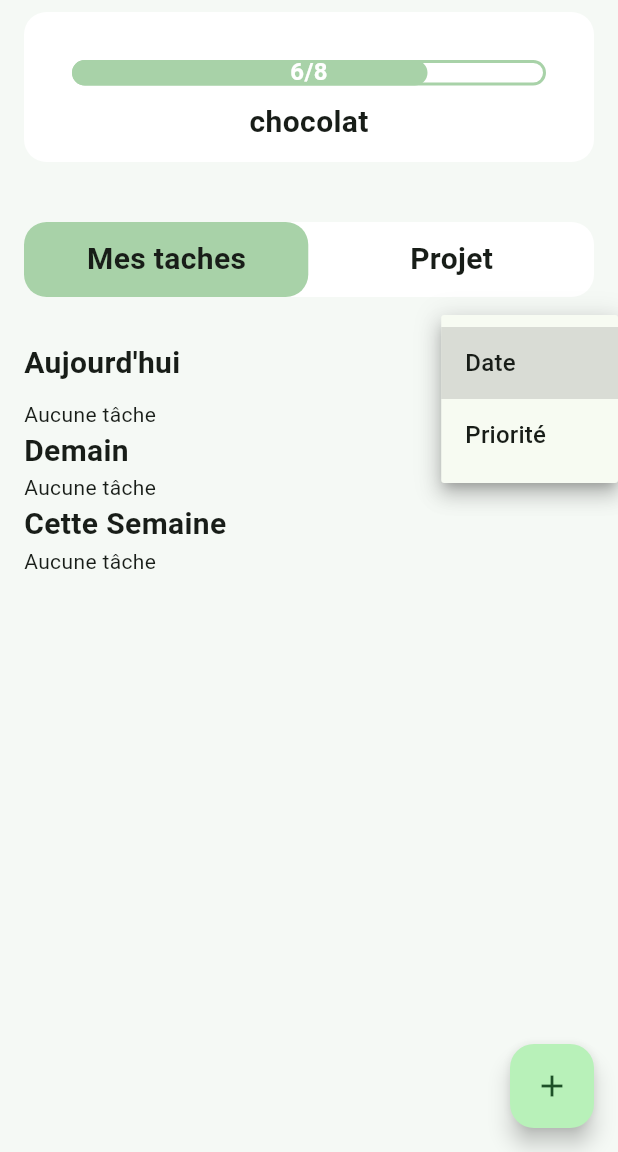
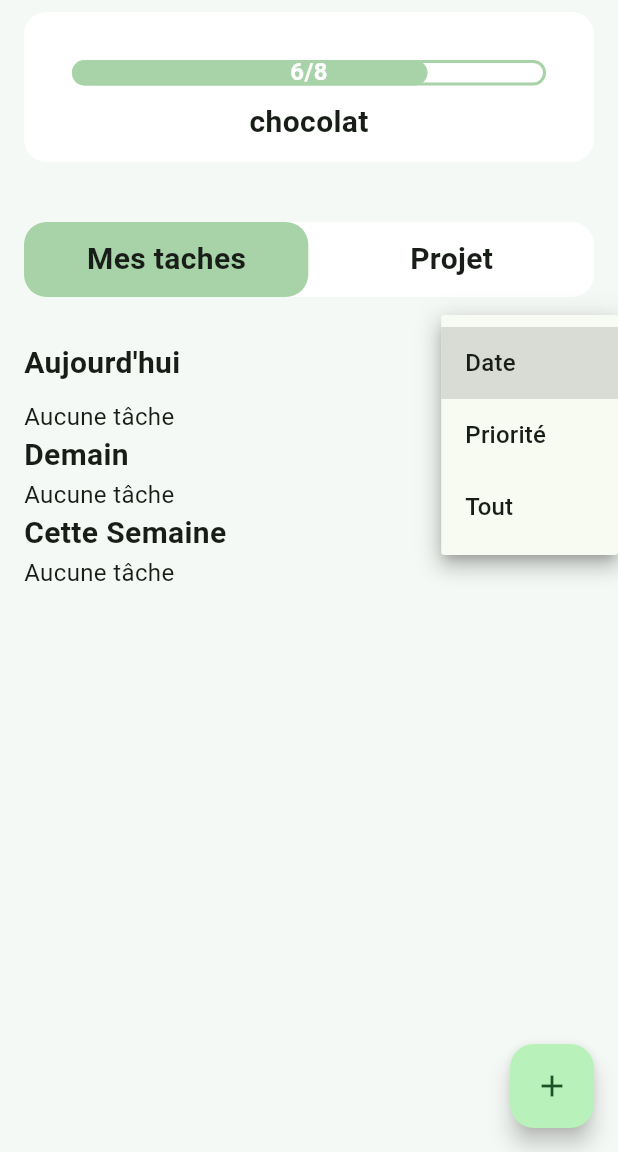
Before and after one commit to ThomasGillet75/rewardly, a Flutter app: the HomePageScreen screen opened by its route, after a tap on "Mes taches", after a tap on "Projet", after a tap on "Date", on a phone screen of 412 x 824 dp, the part 84-1236 px from its top. Run offline on Flutter 3.47's test engine with Material 3 defaults, Android fonts, the phone set to English and light mode, and no system bars; our stand-ins replace bloc, cloud_firestore, equatable, firebase_auth, firebase_core, flutter_bloc; accounts and stored records are empty.

Commit message:
filtre group fix details et ajout filtre tout

```diff
--- a/lib/Application/presentation/screen/home-page-screen.dart
+++ b/lib/Application/presentation/screen/home-page-screen.dart
@@ -26,8 +26,6 @@ class HomePageScreen extends StatefulWidget {
 
 class _HomePageState extends State<HomePageScreen> with RouteAware  {
 
-  // Show the task details
-  // task: the task details to show
   void _showTaskDetails(Task task) {
     showModalBottomSheet(
       context: context,
@@ -38,6 +36,8 @@ class _HomePageState extends State<HomePageScreen> with RouteAware  {
       builder: (context) => TaskDetailsWidget(task: task),
     );
   }
+
+
 
   @override
   void initState() {
--- a/lib/Application/presentation/screen/project_page_screen.dart
+++ b/lib/Application/presentation/screen/project_page_screen.dart
@@ -51,6 +51,7 @@ class _ProjectPageScreenState extends State<ProjectPageScreen> {
               return ContainerFilteringTaskWidget(
                 tasks: state.tasks,
                 onTaskSelected: _showTaskDetails,
+                selectedFilter: "Tout",
               );
             },
           ),
--- a/lib/Application/presentation/widget/container_filtering_task_widget.dart
+++ b/lib/Application/presentation/widget/container_filtering_task_widget.dart
@@ -1,14 +1,14 @@
 import 'package:flutter/material.dart';
 import 'package:rewardly/Application/presentation/widget/filtering_widget.dart';
 import 'package:rewardly/Application/presentation/widget/task_card_widget.dart';
+import 'package:rewardly/Core/utils/task_utils.dart';
 import 'package:rewardly/Data/models/task_entity.dart';
-import 'package:rewardly/Core/task_priority_enum.dart';
-import 'package:rewardly/Core/utils/date_utils.dart';
 
 class ContainerFilteringTaskWidget extends StatefulWidget {
   const ContainerFilteringTaskWidget(
-      {super.key, required this.tasks, required this.onTaskSelected});
+      {super.key, required this.tasks, required this.onTaskSelected, this.selectedFilter = "Date"});
 
+  final String selectedFilter;
   final List<Task> tasks;
   final Function(Task) onTaskSelected;
 
@@ -19,24 +19,28 @@ class ContainerFilteringTaskWidget extends StatefulWidget {
 
 class _ContainerFilteringTaskWidgetState
     extends State<ContainerFilteringTaskWidget> {
-  String _selectedFilter = "Date";
+  late String _selectedFilter;
   final Map<String, List<String>> _filterLabels = {
     "Date": ["Aujourd'hui", "Demain", "Cette Semaine"],
     "Priorité": ["Haute", "Moyenne", "Basse"],
+    "Tout": [""]
   };
-
   List<String> get _values => _filterLabels[_selectedFilter] ?? ["Inconnu"];
 
   @override
+  void initState() {
+    super.initState();
+    _selectedFilter = widget.selectedFilter;
+  }
+
+  @override
   Widget build(BuildContext context) {
-    const textStyle = TextStyle(fontWeight: FontWeight.bold, fontSize: 20);
-
     return Column(
       crossAxisAlignment: CrossAxisAlignment.start,
       children: [
         Row(
           children: [
-            Expanded(child: Text(_values[0], style: textStyle)),
+            Expanded(child: Text( _filterLabels[_selectedFilter]?.first ?? "", style: const TextStyle(fontWeight: FontWeight.bold, fontSize: 20))),
             FilteringWidget(
               onValueChanged: _updateFiltering,
               initialValue: _selectedFilter,
@@ -44,11 +48,26 @@ class _ContainerFilteringTaskWidgetState
             ),
           ],
         ),
-        _buildTaskList(_values[0]),
-        Text(_values[1], style: textStyle),
-        _buildTaskList(_values[1]),
-        Text(_values[2], style: textStyle),
-        _buildTaskList(_values[2]),
+        TaskListSection(
+          label: "",
+          tasks: _filterTasks(_values.first),
+          onTaskSelected: widget.onTaskSelected,
+        ),
+        ..._values.skip(1).map((label) {
+          return TaskListSection(
+            label: label,
+            tasks: _filterTasks(label),
+            onTaskSelected: widget.onTaskSelected,
+          );
+        }),
+        ...[
+          if (TaskUtils.filterByDone(widget.tasks).isNotEmpty)
+            TaskListSection(
+              label: "Finit",
+              tasks: TaskUtils.filterByDone(widget.tasks),
+              onTaskSelected: widget.onTaskSelected,
+            ),
+        ]
       ],
     );
   }
@@ -61,83 +80,64 @@ class _ContainerFilteringTaskWidgetState
     });
   }
 
-  // Build the task list
-  // @param label the label of the filter
-  // @return the widget to display
-  Widget _buildTaskList(String label) {
-    final filteredTasks = _filterTasks(label);
-
-    if (filteredTasks.isEmpty) {
-      return const Text("Aucune tâche");
-    }
-
-    return Column(
-      children: filteredTasks.map((task) {
-        return GestureDetector(
-          onTap: () => widget.onTaskSelected(task), // Appelle le callback
-          child: TaskCardWidget(task: task),
-        );
-      }).toList(),
-    );
-  }
-
   // Filter the task
   // @param label the label of the filter
   // @return the list of task filtered
   List<Task> _filterTasks(String label) {
-    List<Task> task = [];
     switch (_selectedFilter) {
       case "Date":
-        return taskFilteredByDate(label, task);
+        return  TaskUtils.filterByNotDone(TaskUtils.filterByDate(label, widget.tasks));
       case "Priorité":
-        return taskFilteredByPriority(label, task);
+        return TaskUtils.filterByNotDone(TaskUtils.filterByPriority(label, widget.tasks));
+      case "Tout":
+        return TaskUtils.filterByNotDone(widget.tasks);
+      default:
+        return [];
     }
-    return [];
-  }
-
-
-  // Filter the task by priority
-  // @param label the label of the filter
-  // @param task the list of task to filter
-  // @return the list of task filtered
-  List<Task> taskFilteredByPriority(String label, List<Task> task) {
-    if (label == "Haute") {
-      task = widget.tasks
-          .where((task) => task.priority == TaskPriority.high)
-          .toList();
-    } else if (label == "Moyenne") {
-      task = widget.tasks
-          .where((task) => task.priority == TaskPriority.medium)
-          .toList();
-    } else if (label == "Basse") {
-      task = widget.tasks
-          .where((task) => task.priority == TaskPriority.low)
-          .toList();
-    }
-    return task;
-  }
-
-  // Filter the task by date
-  // @param label the label of the filter
-  // @param task the list of task to filter
-  // @return the list of task filtered
-  List<Task> taskFilteredByDate(String label, List<Task> task) {
-    if (label == "Aujourd'hui") {
-      task = widget.tasks
-          .where((task) => DatesUtils.isSameDay(task.deadline!, DateTime.now()))
-          .toList();
-    } else if (label == "Demain") {
-      task = widget.tasks
-          .where((task) => DatesUtils.isTomorrow(task.deadline!, DateTime.now()))
-          .toList();
-    } else if (label == "Cette Semaine") {
-      task = widget.tasks
-          .where((task) =>
-      DatesUtils.isSameWeek(task.deadline!, DateTime.now()) &&
-          !DatesUtils.isTomorrow(task.deadline!, DateTime.now()) &&
-          !DatesUtils.isSameDay(task.deadline!, DateTime.now()))
-          .toList();
-    }
-    return task;
   }
 }
+
+class TaskListSection extends StatelessWidget {
+  const TaskListSection({
+    super.key,
+    required this.label,
+    required this.tasks,
+    required this.onTaskSelected,
+  });
+
+  final String label;
+  final List<Task> tasks;
+  final Function(Task) onTaskSelected;
+
+  @override
+  Widget build(BuildContext context) {
+    if (tasks.isEmpty && label != "") {
+      return Column(
+        crossAxisAlignment: CrossAxisAlignment.start,
+        children: [
+          Text(label, style: const TextStyle(fontWeight: FontWeight.bold, fontSize: 20)),
+          const Text("Aucune tâche", style: TextStyle(fontSize: 16)),
+        ],
+      );
+    }
+    else if (tasks.isEmpty) {
+      return const Text("Aucune tâche", style: TextStyle(fontSize: 16));
+    }
+    return Column(
+      crossAxisAlignment: CrossAxisAlignment.start,
+      children: [
+        if(label != "")
+          Text(label, style: const TextStyle(
+                fontWeight: FontWeight.bold, fontSize: 20)),
+        Column(
+          children: tasks.map((task) {
+            return GestureDetector(
+              onTap: () => onTaskSelected(task),
+              child: TaskCardWidget(task: task),
+            );
+          }).toList(),
+        ),
+      ],
+    );
+  }
+}
--- a/lib/Application/presentation/widget/filtering_widget.dart
+++ b/lib/Application/presentation/widget/filtering_widget.dart
@@ -1,16 +1,15 @@
 import 'package:flutter/material.dart';
 
 class FilteringWidget extends StatefulWidget {
-  final ValueChanged<String?> onValueChanged;
-  final String? initialValue;
-  final List<String> items;
-
   const FilteringWidget({
     super.key,
     required this.onValueChanged,
     this.initialValue,
     required this.items,
   });
+  final ValueChanged<String?> onValueChanged;
+  final String? initialValue;
+  final List<String> items;
 
   @override
   State<FilteringWidget> createState() => _FilteringWidgetState();
@@ -26,6 +25,12 @@ class _FilteringWidgetState extends State<FilteringWidget> {
       _selectedValue = newValue;
     });
     widget.onValueChanged(newValue);
+  }
+
+  @override
+  void initState() {
+    super.initState();
+    _selectedValue = widget.initialValue;
   }
 
   @override
--- a/lib/Application/presentation/widget/project_card_widget.dart
+++ b/lib/Application/presentation/widget/project_card_widget.dart
@@ -28,7 +28,7 @@ class _ProjectCardWidgetState extends State<ProjectCarWidget> {
       child: Container(
         width: 200,
         height: 50,
-        margin: const EdgeInsets.only(top: 30, bottom: 20),
+        margin: const EdgeInsets.only(top: 8),
         decoration: BoxDecoration(
           borderRadius: BorderRadius.circular(15),
           color: AppColors.secondary,
--- a/lib/Core/utils/task_utils.dart
+++ b/lib/Core/utils/task_utils.dart
@@ -1,8 +1,8 @@
+import 'package:rewardly/Core/task_priority_enum.dart';
+import 'package:rewardly/Core/utils/date_utils.dart';
+import 'package:rewardly/Data/models/task_entity.dart';
 
-import 'package:rewardly/Core/task_priority_enum.dart';
-
-class TaskUtils{
-
+class TaskUtils {
   //convert a string to a TaskPriority
   //priority: the priority to convert to string
   static String priorityToString(TaskPriority priority) {
@@ -15,4 +15,64 @@ class TaskUtils{
         return "Haute";
     }
   }
+
+
+  // Filter the task by priority
+  // @param label the label of the filter
+  // @param task the list of task to filter
+  // @return the list of task filtered
+  static List<Task> filterByPriority(String label, List<Task> tasks) {
+    switch (label) {
+      case "Haute":
+        return tasks
+            .where((task) => task.priority == TaskPriority.high)
+            .toList();
+      case "Moyenne":
+        return tasks
+            .where((task) => task.priority == TaskPriority.medium)
+            .toList();
+      case "Basse":
+        return tasks
+            .where((task) => task.priority == TaskPriority.low)
+            .toList();
+      default:
+        return [];
+    }
+  }
+
+  // Filter the task by date
+  // @param label the label of the filter
+  // @param task the list of task to filter
+  // @return the list of task filtered
+  static List<Task> filterByDate(String label, List<Task> tasks) {
+    switch (label) {
+      case "Aujourd'hui":
+        return tasks
+            .where(
+                (task) => DatesUtils.isSameDay(task.deadline!, DateTime.now()))
+            .toList();
+      case "Demain":
+        return tasks
+            .where(
+                (task) => DatesUtils.isTomorrow(task.deadline!, DateTime.now()))
+            .toList();
+      case "Cette Semaine":
+        return tasks
+            .where((task) =>
+                DatesUtils.isSameWeek(task.deadline!, DateTime.now()) &&
+                !DatesUtils.isTomorrow(task.deadline!, DateTime.now()) &&
+                !DatesUtils.isSameDay(task.deadline!, DateTime.now()))
+            .toList();
+      default:
+        return [];
+    }
+  }
+
+  static List<Task> filterByNotDone(List<Task> tasks) {
+    return tasks.where((task) => !task.isDone).toList();
+  }
+
+  static List<Task> filterByDone(List<Task> tasks) {
+    return tasks.where((task) => task.isDone).toList();
+  }
 }
```
Also changed, not shown: lib/Application/presentation/widget/task_details_widget.dart (+26 -10 lines).
